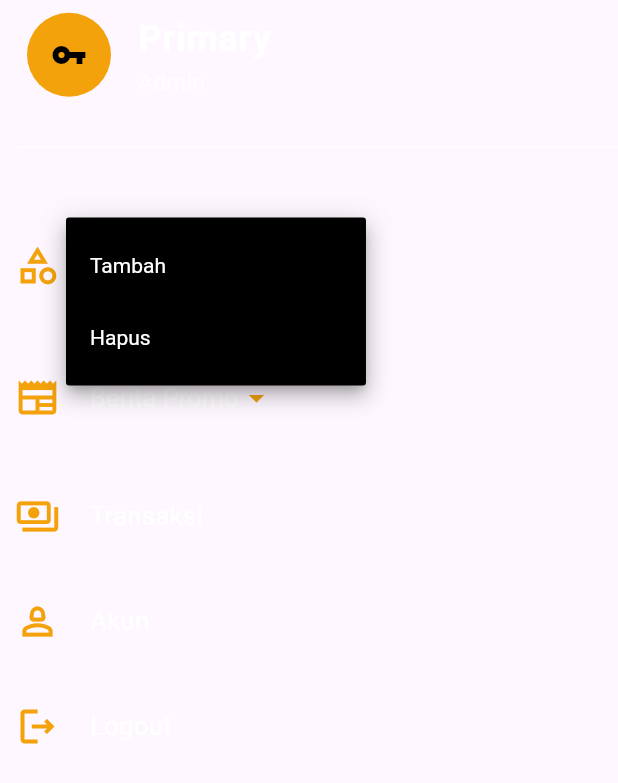
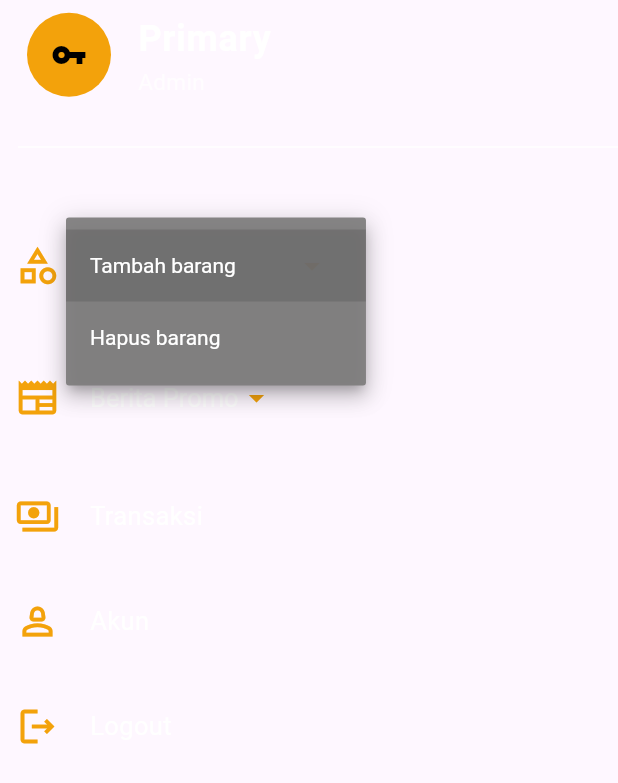
Before and after one commit to fadil445/myapp-main, a Flutter app: the SidemenuList widget shown alone on an empty page, opened directly, after a tap on "Barang & Kategori", on a phone screen of 412 x 824 dp. Shown: the top 783 px of the screen. Run offline on Flutter 3.47's test engine with Material 3 defaults, Android fonts, the phone set to English and light mode, and no system bars; our stand-ins replace anim_search_bar, curved_navigation_bar, flutter_dotenv, image_picker, printing, shared_preferences and 1 more; missing offline and left inert: shrink_sidemenu; accounts and stored records are empty; network calls fail; Roboto replaces fonts that are missing (inter); key blocks and very long unbroken strings in the code were emptied for the run.

Commit message:
sidang boloooo

```diff
--- a/lib/ADMIN/page/TransaksiDetail.dart
+++ b/lib/ADMIN/page/TransaksiDetail.dart
@@ -128,7 +128,7 @@ class _DetailTransaksiState extends State<DetailTransaksi> {
             SizedBox(height: 10),
             Text('Status Pembayaran: ${widget.transaksi['qty'] == 0 ? 'Belum diproses' : 'Selesai'}',
                 style: TextStyle(fontSize: 15, color: Colors.white)),
-            SizedBox(height: 20),
+            SizedBox(height: 50),
             Center(
               child: ElevatedButton(
                 style: ElevatedButton.styleFrom(
--- a/lib/ADMIN/page/hapusBarang.dart
+++ b/lib/ADMIN/page/hapusBarang.dart
@@ -91,7 +91,7 @@ class _HapusBarangState extends State<HapusBarang> {
             children: [
               DropdownButtonFormField<String>(
                 value: _selectedBarangId,
-                hint: Text('Pilih Barang'),
+                hint: Text('Pilih Barang', style: TextStyle(color: Colors.white),),
                 style: TextStyle(color: Colors.grey),
                 onChanged: (String? newValue) {
                   setState(() {
@@ -113,7 +113,7 @@ class _HapusBarangState extends State<HapusBarang> {
                     _hapusBarang();
                   }
                 },
-                child: Text('Hapus Barang'),
+                child: Text('Hapus Barang', style: TextStyle(color: Colors.white),),
                 style: ElevatedButton.styleFrom(
                   backgroundColor: Color.fromARGB(218, 251, 138, 0),
                 ),
--- a/lib/ADMIN/page/hapusPromo.dart
+++ b/lib/ADMIN/page/hapusPromo.dart
@@ -92,7 +92,8 @@ class _HapusBeritaPromoState extends State<HapusBeritaPromo> {
             children: [
               DropdownButtonFormField<String>(
                 value: _selectedPromoId,
-                hint: Text('Pilih Promo'),
+                hint: Text('Pilih Promo',
+                style: TextStyle(color: Colors.white),),
                 style: TextStyle(color: Colors.black),
                 onChanged: (String? newValue) {
                   setState(() {
@@ -114,7 +115,7 @@ class _HapusBeritaPromoState extends State<HapusBeritaPromo> {
                     _hapusPromo();
                   }
                 },
-                child: Text('Hapus Promo'),
+                child: Text('Hapus Promo', style: TextStyle(color: Colors.white),),
                 style: ElevatedButton.styleFrom(
                   backgroundColor: Color.fromARGB(218, 251, 138, 0),
                 ),
--- a/lib/ADMIN/utama/sidemenu_list.dart
+++ b/lib/ADMIN/utama/sidemenu_list.dart
@@ -59,11 +59,11 @@ class _SidemenuListState extends State<SidemenuList> {
             icon: Icons.category_outlined,
             items: [
               DropdownMenuItem(
-                child: Text("Tambah"),
+                child: Text("Tambah barang"),
                 value: "tambah",
               ),
               DropdownMenuItem(
-                child: Text("Hapus"),
+                child: Text("Hapus barang"),
                 value: "hapus",
               ),
             ],
@@ -87,11 +87,11 @@ class _SidemenuListState extends State<SidemenuList> {
             icon: Icons.newspaper_outlined,
             items: [
               DropdownMenuItem(
-                child: Text("Tambah"),
+                child: Text("Tambah promo"),
                 value: "tambah",
               ),
               DropdownMenuItem(
-                child: Text("Hapus"),
+                child: Text("Hapus promo"),
                 value: "hapus",
               ),
             ],
@@ -193,7 +193,7 @@ class _SidemenuListState extends State<SidemenuList> {
           items: items,
           onChanged: onSelected,
           underline: SizedBox(),
-          dropdownColor: Colors.black,
+          dropdownColor: const Color.fromARGB(239, 126, 125, 125),
           iconEnabledColor: Color.fromRGBO(243, 162, 11, 1),
           style: const TextStyle(color: Colors.white),
         ),
```
